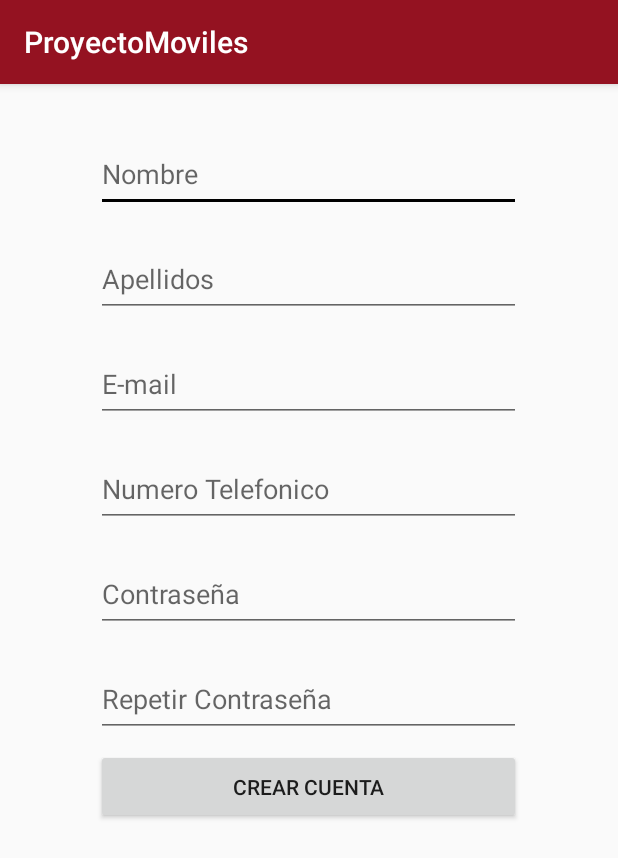
After one commit to HenrybGutierrez/ProyectoMoviles, an Android app: the ActivityRegistro screen opened directly, with no data from a screen before it, on a phone screen of 412 x 824 dp. The commit adds this screen. Shown: the top 858 px of the screen. Run offline under Robolectric (Android 15) with nearby library versions, the phone set to English and light mode, and no system bars; our stand-ins replace Firebase (no records; nobody signed in at launch, a user with empty details on screens opened directly).

Commit message:
Se agrega recycler view, la validacion por correo, creacion de usuarios, y la autenticacion por correo

```diff
--- a/app/src/main/AndroidManifest.xml
+++ b/app/src/main/AndroidManifest.xml
@@ -46,7 +46,9 @@
             android:name="com.google.android.maps.v2.API_KEY"
             android:value="AIzaSyD_OcYQziWqsUJ4nPZbi7J3wWRjK5kI32E" />
 
-        <activity android:name=".InfoCategoriasActivity"></activity>
+        <activity android:name=".InfoCategoriasActivity" />
+        <activity android:name=".ActivityRegistro" />
+        <activity android:name=".LugaresActivity"></activity>
     </application>
 
 </manifest>
--- /dev/null
+++ b/app/src/main/java/com/proyecto/univalle/proyectomoviles/ActivityRegistro.java
@@ -0,0 +1,81 @@
+package com.proyecto.univalle.proyectomoviles;
+
+import android.support.annotation.NonNull;
+import android.support.v7.app.AppCompatActivity;
+import android.os.Bundle;
+import android.text.TextUtils;
+import android.view.View;
+import android.widget.Button;
+import android.widget.EditText;
+import android.widget.Toast;
+
+import com.google.android.gms.tasks.OnCompleteListener;
+import com.google.android.gms.tasks.Task;
+import com.google.firebase.auth.AuthResult;
+import com.google.firebase.auth.FirebaseAuth;
+import com.google.firebase.database.DatabaseReference;
+import com.google.firebase.database.FirebaseDatabase;
+import com.proyecto.univalle.proyectomoviles.modelo.Usuario;
+
+public class ActivityRegistro extends AppCompatActivity {
+
+    EditText txtnombre,txtapellidos,txtemail,txttelefono,txtpass,txtpassrep;
+    Button btnregistrar;
+    FirebaseAuth auth;
+    DatabaseReference databaseReference;
+
+    @Override
+    protected void onCreate(Bundle savedInstanceState) {
+        super.onCreate(savedInstanceState);
+        setContentView(R.layout.activity_registro);
+
+        auth=FirebaseAuth.getInstance();
+        databaseReference= FirebaseDatabase.getInstance().getReference();
+
+        txtnombre=(EditText)findViewById(R.id.txtnombre);
+        txtapellidos=(EditText)findViewById(R.id.txtapellidos);
+        txtemail=(EditText)findViewById(R.id.txtemail);
+        txttelefono=(EditText)findViewById(R.id.telefono);
+        txtpass=(EditText)findViewById(R.id.txtcrearpass);
+        txtpassrep=(EditText)findViewById(R.id.txtconfirmarpass);
+        btnregistrar=(Button)findViewById(R.id.btncrearcuenta);
+
+        btnregistrar.setOnClickListener(new View.OnClickListener() {
+            @Override
+            public void onClick(View v) {
+                final String nombre =txtnombre.getText().toString().trim();
+                final String apellidos =txtapellidos.getText().toString().trim();
+                final String email =txtemail.getText().toString().trim();
+                final String telefono =txttelefono.getText().toString().trim();
+                String pass =txtpass.getText().toString().trim();
+                String passrep =txtpassrep.getText().toString().trim();
+                if(TextUtils.isEmpty(nombre)||TextUtils.isEmpty(apellidos)||TextUtils.isEmpty(email)||
+                        TextUtils.isEmpty(telefono)||TextUtils.isEmpty(pass)||TextUtils.isEmpty(passrep)){
+                    Toast.makeText(getApplicationContext(),"Hay campos vacios",Toast.LENGTH_SHORT).show();
+
+                }else{
+                    auth.createUserWithEmailAndPassword(email,pass).
+                            addOnCompleteListener(ActivityRegistro.this, new OnCompleteListener<AuthResult>() {
+                                @Override
+                                public void onComplete(@NonNull Task<AuthResult> task) {
+                                    if (!task.isSuccessful()){
+                                        Toast.makeText(getApplicationContext(),"Hay problemas al crear",Toast.LENGTH_SHORT).show();
+                                    }else{
+                                        String uid=auth.getUid();
+                                        Usuario u=new Usuario(uid,nombre,apellidos,email,"",telefono,"");
+                                        databaseReference.child("usuario").child(uid).setValue(u);
+                                        Toast.makeText(getApplicationContext(),"Se creo el usuario de manera satisfactoria",Toast.LENGTH_SHORT).show();
+                                        finish();
+                                    }
+                                }
+                            });
+
+                }
+
+
+
+            }
+        });
+
+    }
+}
--- a/app/src/main/java/com/proyecto/univalle/proyectomoviles/conexion/CategoriaBD.java
+++ b/app/src/main/java/com/proyecto/univalle/proyectomoviles/conexion/CategoriaBD.java
@@ -27,7 +27,7 @@ public class CategoriaBD extends ConexionBD{
                 String nombre = fila.getString(1);
                 String descripcion = fila.getString(2);
 
-                c = new Categoria(id,nombre,descripcion,null);
+                c = new Categoria(id,nombre,descripcion);
             }while (fila.moveToNext());
 
         }
@@ -46,7 +46,7 @@ public class CategoriaBD extends ConexionBD{
                 String nombre = fila.getString(1);
                 String descripcion = fila.getString(2);
 
-                c = new Categoria(id,nombre,descripcion,null);
+                c = new Categoria(id,nombre,descripcion);
 
 
         }
--- /dev/null
+++ b/app/src/main/res/layout/activity_registro.xml
@@ -0,0 +1,107 @@
+<?xml version="1.0" encoding="utf-8"?>
+<LinearLayout xmlns:android="http://schemas.android.com/apk/res/android"
+    xmlns:app="http://schemas.android.com/apk/res-auto"
+    xmlns:tools="http://schemas.android.com/tools"
+    android:layout_width="match_parent"
+    android:layout_height="match_parent"
+    tools:context=".ActivityRegistro"
+    android:orientation="vertical">
+
+    <ScrollView
+        android:layout_width="match_parent"
+        android:layout_height="match_parent">
+
+        <LinearLayout
+            android:layout_width="match_parent"
+            android:layout_height="match_parent"
+            android:orientation="vertical">
+
+            <EditText
+                android:id="@+id/txtnombre"
+                android:layout_width="283dp"
+                android:layout_height="50dp"
+                android:layout_gravity="center"
+                android:layout_marginEnd="4dp"
+                android:layout_marginStart="4dp"
+                android:layout_marginTop="35dp"
+                android:ems="10"
+                android:hint="Nombre"
+                android:inputType="text" />
+
+            <EditText
+                android:id="@+id/txtapellidos"
+                android:layout_width="283dp"
+                android:layout_height="50dp"
+                android:layout_gravity="center"
+                android:layout_marginEnd="4dp"
+                android:layout_marginStart="4dp"
+                android:layout_marginTop="20dp"
+                android:ems="10"
+                android:hint="Apellidos"
+                android:inputType="text" />
+
+            <EditText
+                android:id="@+id/txtemail"
+                android:layout_width="283dp"
+                android:layout_height="50dp"
+                android:layout_gravity="center"
+                android:layout_marginEnd="4dp"
+                android:layout_marginStart="4dp"
+                android:layout_marginTop="20dp"
+                android:ems="10"
+                android:hint="E-mail"
+                android:inputType="textEmailAddress" />
+
+            <EditText
+                android:id="@+id/telefono"
+                android:layout_width="283dp"
+                android:layout_height="50dp"
+                android:layout_gravity="center"
+                android:layout_marginEnd="4dp"
+                android:layout_marginStart="4dp"
+                android:layout_marginTop="20dp"
+                android:ems="10"
+                android:hint="Numero Telefonico"
+                android:inputType="phone" />
+
+            <EditText
+                android:id="@+id/txtcrearpass"
+                android:layout_width="283dp"
+                android:layout_height="50dp"
+                android:layout_gravity="center"
+                android:layout_marginEnd="4dp"
+                android:layout_marginStart="4dp"
+                android:layout_marginTop="20dp"
+                android:ems="10"
+                android:hint="Contraseña"
+                android:inputType="textPassword" />
+
+            <EditText
+                android:id="@+id/txtconfirmarpass"
+                android:layout_width="283dp"
+                android:layout_height="50dp"
+                android:layout_gravity="center"
+                android:layout_marginEnd="4dp"
+                android:layout_marginStart="4dp"
+                android:layout_marginTop="20dp"
+                android:ems="10"
+                android:hint="Repetir Contraseña"
+                android:inputType="textPassword" />
+
+
+            <Button
+                android:id="@+id/btncrearcuenta"
+                android:layout_width="283dp"
+                android:layout_height="50dp"
+                android:layout_gravity="center"
+                android:layout_marginEnd="4dp"
+                android:layout_marginStart="4dp"
+                android:layout_marginTop="8dp"
+
+                android:text="Crear cuenta" />
+
+
+        </LinearLayout>
+    </ScrollView>
+
+</LinearLayout>
```
Also changed, not shown: app/build.gradle (+9 -2 lines), app/src/main/java/com/proyecto/univalle/proyectomoviles/ActivityLogin.java (+35 -5 lines), app/src/main/java/com/proyecto/univalle/proyectomoviles/LugaresActivity.java (added, +66 -0 lines), app/src/main/java/com/proyecto/univalle/proyectomoviles/LugaresAdapter.java (added, +58 -0 lines), app/src/main/java/com/proyecto/univalle/proyectomoviles/modelo/Categoria.java (+5 -9 lines), app/src/main/res/layout/activity_login.xml (+10 -0 lines), app/src/main/res/layout/activity_lugares.xml (added, +17 -0 lines), app/src/main/res/layout/lugares.xml (added, +35 -0 lines).
